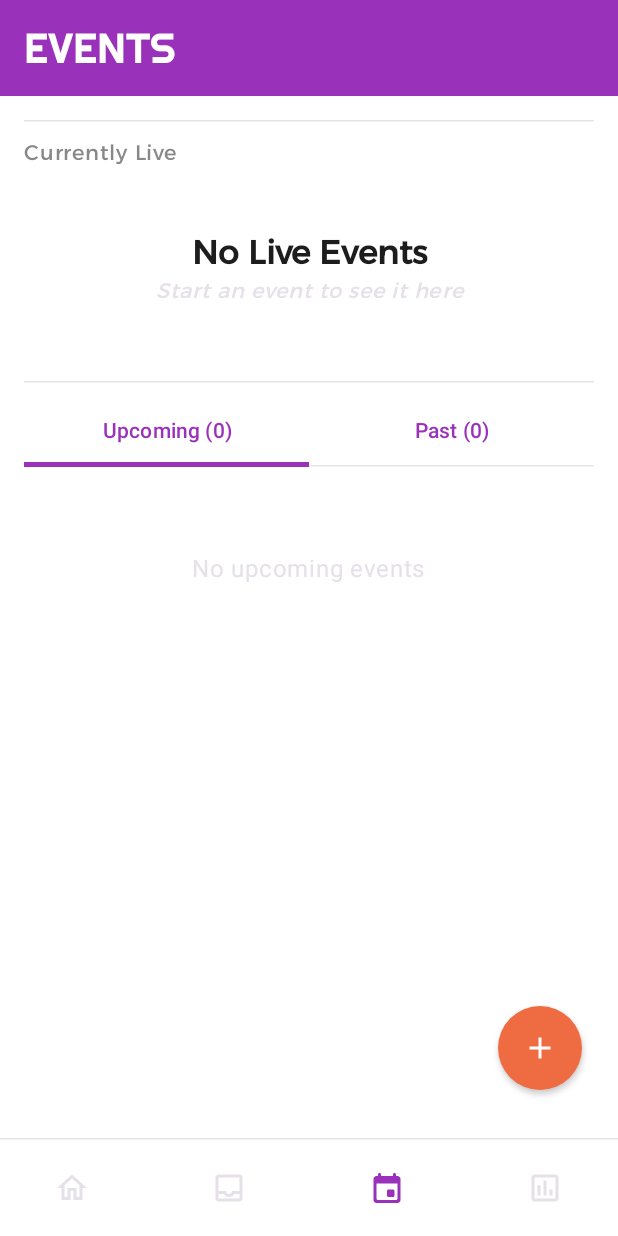
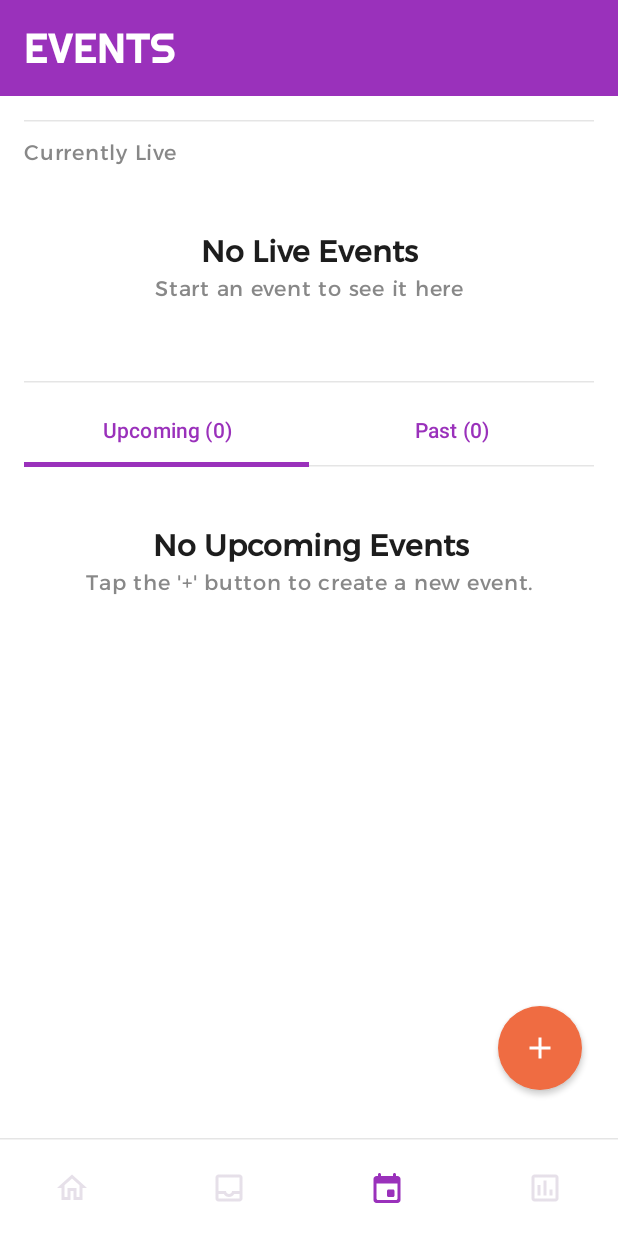
Before and after one commit to guesswhatisaac/Alleymate, an Android app built with Jetpack Compose: the EventsScreen screen opened through its navigation route, on a phone screen of 412 x 824 dp. Run offline under Robolectric (Android 15) with nearby library versions, the phone set to English and light mode, and no system bars; our stand-ins replace Room's generated code.

Commit message:
implemented base live sale screen & view model; small improvements in UI/UX across screens

```diff
--- a/app/src/main/java/com/mobdeve/s18/roman/isaacnathan/alleymate/common/components/EmptyStateMessage.kt
+++ b/app/src/main/java/com/mobdeve/s18/roman/isaacnathan/alleymate/common/components/EmptyStateMessage.kt
@@ -10,10 +10,12 @@ import androidx.compose.material3.Text
 import androidx.compose.runtime.Composable
 import androidx.compose.ui.Alignment
 import androidx.compose.ui.Modifier
+import androidx.compose.ui.graphics.Color
 import androidx.compose.ui.text.font.FontStyle
 import androidx.compose.ui.text.font.FontWeight
 import androidx.compose.ui.text.style.TextAlign
 import androidx.compose.ui.unit.dp
+import androidx.compose.ui.unit.sp
 
 @Composable
 fun EmptyStateMessage(
@@ -32,14 +34,15 @@ fun EmptyStateMessage(
             Text(
                 text = title,
                 style = MaterialTheme.typography.titleLarge,
+                fontSize = 20.sp,
                 fontWeight = FontWeight.Bold,
                 textAlign = TextAlign.Center
             )
             Text(
                 text = subtitle,
                 style = MaterialTheme.typography.bodyMedium,
-                color = MaterialTheme.colorScheme.onSurfaceVariant,
-                fontStyle = FontStyle.Italic,
+                color = Color.Gray,
+                //fontStyle = FontStyle.Italic,
                 textAlign = TextAlign.Center
             )
         }
--- a/app/src/main/java/com/mobdeve/s18/roman/isaacnathan/alleymate/data/local/AlleyMateDatabase.kt
+++ b/app/src/main/java/com/mobdeve/s18/roman/isaacnathan/alleymate/data/local/AlleyMateDatabase.kt
@@ -17,7 +17,7 @@ import com.mobdeve.s18.roman.isaacnathan.alleymate.data.model.views.EventSummary
         EventInventoryItem::class,
     ],
     views = [EventSummaryView::class],
-    version = 11,
+    version = 12,
     exportSchema = false
 )
 
--- a/app/src/main/java/com/mobdeve/s18/roman/isaacnathan/alleymate/data/repository/EventRepository.kt
+++ b/app/src/main/java/com/mobdeve/s18/roman/isaacnathan/alleymate/data/repository/EventRepository.kt
@@ -88,20 +88,15 @@ class EventRepository(
 
     fun getHydratedEvents(): Flow<List<Event>> {
 
-        // 1. Get a flow for each table we depend on.
-        val allEventsFlow = eventDao.getAllEvents() // Flow<List<Event>>
-        val allInventoryFlow = eventDao.getAllInventoryWithDetails() // Flow<List<EventInventoryWithDetails>>
-        val allExpensesFlow = eventDao.getAllExpenses() // Flow<List<EventExpense>>
-        // (You'll need to add getAllExpenses to your DAO: @Query("SELECT * FROM event_expenses"))
+        val allEventsFlow = eventDao.getAllEvents()
+        val allInventoryFlow = eventDao.getAllInventoryWithDetails()
+        val allExpensesFlow = eventDao.getAllExpenses()
 
-        // 2. Combine them. This lambda will re-run if ANY of the three flows emit a new value.
         return combine(allEventsFlow, allInventoryFlow, allExpensesFlow) { events, allInventory, allExpenses ->
 
-            // 3. Group the inventory and expenses by eventId for efficient lookup.
             val inventoryByEvent = allInventory.groupBy { it.eventInventoryItem.eventId }
             val expensesByEvent = allExpenses.groupBy { it.eventId }
 
-            // 4. Map over the base events and apply the calculated stats.
             events.map { event ->
                 val eventInventory = inventoryByEvent[event.eventId] ?: emptyList()
                 val eventExpenses = expensesByEvent[event.eventId] ?: emptyList()
--- a/app/src/main/java/com/mobdeve/s18/roman/isaacnathan/alleymate/ui/AppNavigation.kt
+++ b/app/src/main/java/com/mobdeve/s18/roman/isaacnathan/alleymate/ui/AppNavigation.kt
@@ -46,8 +46,8 @@ fun AppNavigation() {
         composable(route = AppDestinations.MAIN_TABS_ROUTE) {
             MainScreen(
                 navController = navController,
-                onNavigateToLiveSale = {
-                    navController.navigate(AppDestinations.LIVE_SALE_ROUTE)
+                onNavigateToLiveSale = { eventId ->
+                    navController.navigate("${AppDestinations.LIVE_SALE_ROUTE}/$eventId")
                 },
                 onNavigateToAllocate = {
                     navController.navigate(AppDestinations.ALLOCATE_ROUTE)
@@ -73,19 +73,31 @@ fun AppNavigation() {
                         if (navController.previousBackStackEntry != null) {
                             navController.popBackStack()
                         }
+                    },
+                    onNavigateToLiveSale = { currentEventId ->
+                        navController.navigate("${AppDestinations.LIVE_SALE_ROUTE}/$currentEventId")
                     }
                 )
             }
         }
 
         composable(
-            route = AppDestinations.LIVE_SALE_ROUTE,
+            route = "${AppDestinations.LIVE_SALE_ROUTE}/{${AppDestinations.EVENT_ID_ARG}}",
+            arguments = listOf(navArgument(AppDestinations.EVENT_ID_ARG) { type = NavType.IntType }),
             enterTransition = { slideInVertically(animationSpec = tween(animationDuration), initialOffsetY = { it }) },
             exitTransition = { fadeOut(animationSpec = tween(animationDuration)) },
             popEnterTransition = { fadeIn(animationSpec = tween(animationDuration)) },
             popExitTransition = { slideOutVertically(animationSpec = tween(animationDuration), targetOffsetY = { it }) }
-        ) {
-            LiveSaleScreen(onNavigateBack = { navController.popBackStack() })
+        ) { backStackEntry ->
+
+            val eventId = backStackEntry.arguments?.getInt(AppDestinations.EVENT_ID_ARG)
+
+            if (eventId != null) {
+                LiveSaleScreen(
+                    eventId = eventId, // Pass the ID to the screen
+                    onNavigateBack = { navController.popBackStack() }
+                )
+            }
         }
 
         composable(
--- a/app/src/main/java/com/mobdeve/s18/roman/isaacnathan/alleymate/ui/MainScreen.kt
+++ b/app/src/main/java/com/mobdeve/s18/roman/isaacnathan/alleymate/ui/MainScreen.kt
@@ -25,7 +25,7 @@ import com.mobdeve.s18.roman.isaacnathan.alleymate.ui.events.EventViewModel
 @Composable
 fun MainScreen(
     navController: NavHostController,
-    onNavigateToLiveSale: () -> Unit,
+    onNavigateToLiveSale: (eventId: Int) -> Unit,
     onNavigateToAllocate: () -> Unit
 ) {
     val tabNavController = rememberNavController()
@@ -87,6 +87,7 @@ fun MainScreen(
                     onNavigateToEventDetail = { eventId ->
                         navController.navigate("${AppDestinations.EVENT_DETAIL_ROUTE}/$eventId")
                     },
+                    onNavigateToLiveSale = onNavigateToLiveSale,
                     viewModel = eventViewModel
                 )
             }
--- a/app/src/main/java/com/mobdeve/s18/roman/isaacnathan/alleymate/ui/events/EventDetailScreen.kt
+++ b/app/src/main/java/com/mobdeve/s18/roman/isaacnathan/alleymate/ui/events/EventDetailScreen.kt
@@ -46,7 +46,8 @@ private sealed interface EventDetailModalState {
 @Composable
 fun EventDetailScreen(
     eventId: Int,
-    onNavigateBack: () -> Unit
+    onNavigateBack: () -> Unit,
+    onNavigateToLiveSale: (Int) -> Unit
 ) {
     // --- Get Dependencies and ViewModel ---
     val context = LocalContext.current
@@ -215,8 +216,7 @@ fun EventDetailScreen(
                                     event = currentEvent,
                                     onStartLiveSale = {
                                         viewModel.startLiveSale(onSuccess = {
-                                            // TODO: Navigate to the actual LiveSaleScreen, passing the eventId
-                                            println("NAVIGATE TO LIVE SALE FOR EVENT ID: ${currentEvent.eventId}")
+                                            onNavigateToLiveSale(currentEvent.eventId)
                                         })
                                     },
                                     onEndEvent = {
--- a/app/src/main/java/com/mobdeve/s18/roman/isaacnathan/alleymate/ui/events/EventViewModel.kt
+++ b/app/src/main/java/com/mobdeve/s18/roman/isaacnathan/alleymate/ui/events/EventViewModel.kt
@@ -20,7 +20,6 @@ class EventViewModel(application: Application) : AndroidViewModel(application) {
         val database = AlleyMateDatabase.getDatabase(application)
         eventRepository = EventRepository(database.eventDao(), database.catalogueDao())
 
-        // The property is now just a direct reference to the repository's Flow.
         allEventsFlow = eventRepository.getHydratedEvents()
     }
 
--- a/app/src/main/java/com/mobdeve/s18/roman/isaacnathan/alleymate/ui/events/EventsScreen.kt
+++ b/app/src/main/java/com/mobdeve/s18/roman/isaacnathan/alleymate/ui/events/EventsScreen.kt
@@ -16,7 +16,6 @@ import com.mobdeve.s18.roman.isaacnathan.alleymate.ui.events.components.AddEvent
 import com.mobdeve.s18.roman.isaacnathan.alleymate.ui.events.components.EventListItem
 import com.mobdeve.s18.roman.isaacnathan.alleymate.ui.events.components.EditEventModal
 import com.mobdeve.s18.roman.isaacnathan.alleymate.ui.events.components.LiveEventCard
-import androidx.lifecycle.viewmodel.compose.viewModel
 import com.mobdeve.s18.roman.isaacnathan.alleymate.common.components.EmptyStateMessage
 
 private sealed interface EventModalState {
@@ -33,8 +32,9 @@ private enum class EventTab(val title: String) {
 @Composable
 fun EventsScreen(
     onNavigateToEventDetail: (Int) -> Unit,
-    viewModel: EventViewModel
-) {
+    viewModel: EventViewModel,
+    onNavigateToLiveSale: (eventId: Int) -> Unit
+    ) {
     var modalState by remember { mutableStateOf<EventModalState>(EventModalState.None) }
     var selectedTab by remember { mutableStateOf(EventTab.UPCOMING) }
 
@@ -100,10 +100,11 @@ fun EventsScreen(
                 Spacer(modifier = Modifier.height(8.dp))
 
                 if (liveEvents.isNotEmpty()) {
-                    // Show the first live event prominently
                     LiveEventCard(
                         event = liveEvents.first(),
-                        onEventClick = { onNavigateToEventDetail(liveEvents.first().eventId) },
+                        onEventClick = { eventId ->
+                            onNavigateToLiveSale(eventId)
+                        },
                         //onEditClick = { modalState = EventModalState.EditEvent(liveEvents.first()) }
                     )
                 } else {
@@ -120,7 +121,6 @@ fun EventsScreen(
             }
 
             // Tabs Section
-            Column {
                 TabRow(
                     selectedTabIndex = selectedTab.ordinal,
                     modifier = Modifier.padding(horizontal = 16.dp, vertical = 8.dp)
@@ -159,7 +159,7 @@ fun EventsScreen(
                         )
                     }
                 }
-            }
+
         }
     }
 }
@@ -178,25 +178,10 @@ private fun EventList(
     ) {
         if (events.isEmpty()) {
             item {
-                Card(
-                    modifier = Modifier.fillMaxWidth(),
-                    colors = CardDefaults.cardColors(
-                        containerColor = MaterialTheme.colorScheme.surfaceVariant
-                    )
-                ) {
-                    Box(
-                        modifier = Modifier
-                            .fillMaxWidth()
-                            .padding(32.dp),
-                        contentAlignment = androidx.compose.ui.Alignment.Center
-                    ) {
-                        Text(
-                            text = if (isPastEvents) "No past events" else "No upcoming events",
-                            style = MaterialTheme.typography.bodyLarge,
-                            color = MaterialTheme.colorScheme.onSurfaceVariant
-                        )
-                    }
-                }
+                // MODIFICATION: Use EmptyStateMessage
+                val title = if (isPastEvents) "No Past Events" else "No Upcoming Events"
+                val subtitle = if (isPastEvents) "Completed events will appear here." else "Tap the '+' button to create a new event."
+                EmptyStateMessage(title = title, subtitle = subtitle)
             }
         } else {
             items(items = events, key = { it.eventId }) { event ->
--- a/app/src/main/java/com/mobdeve/s18/roman/isaacnathan/alleymate/ui/events/components/LiveEventCard.kt
+++ b/app/src/main/java/com/mobdeve/s18/roman/isaacnathan/alleymate/ui/events/components/LiveEventCard.kt
@@ -18,13 +18,13 @@ private val AlleyMainOrange = Color(0xFFEE7036)
 @Composable
 fun LiveEventCard(
     event: Event,
-    onEventClick: () -> Unit,
+    onEventClick: (eventId: Int) -> Unit,
     modifier: Modifier = Modifier
 ) {
     Card(
         modifier = modifier
             .fillMaxWidth()
-            .clickable { onEventClick() },
+            .clickable { onEventClick(event.eventId) },
         shape = MaterialTheme.shapes.medium,
         border = BorderStroke(1.dp, MaterialTheme.colorScheme.outlineVariant),
         elevation = CardDefaults.cardElevation(defaultElevation = 0.dp),
--- a/app/src/main/java/com/mobdeve/s18/roman/isaacnathan/alleymate/ui/home/HomeScreen.kt
+++ b/app/src/main/java/com/mobdeve/s18/roman/isaacnathan/alleymate/ui/home/HomeScreen.kt
@@ -9,7 +9,6 @@ import androidx.compose.ui.Modifier
 import androidx.compose.ui.unit.dp
 import com.mobdeve.s18.roman.isaacnathan.alleymate.common.components.HomeTopBar
 import com.mobdeve.s18.roman.isaacnathan.alleymate.common.components.SectionHeader
-import com.mobdeve.s18.roman.isaacnathan.alleymate.data.model.Event
 import com.mobdeve.s18.roman.isaacnathan.alleymate.ui.home.components.CurrentLiveSaleCard
 import com.mobdeve.s18.roman.isaacnathan.alleymate.ui.home.components.OverviewGrid
 import com.mobdeve.s18.roman.isaacnathan.alleymate.ui.home.components.UpcomingEventsSection
@@ -19,13 +18,18 @@ import androidx.compose.material3.MaterialTheme
 import androidx.compose.material3.Text
 import androidx.compose.ui.graphics.Color
 import androidx.lifecycle.viewmodel.compose.viewModel
+import androidx.compose.runtime.*
 
 @Composable
 fun HomeScreen(
     onNavigateToEvents: () -> Unit,
-    onNavigateToLiveSale: () -> Unit,
+    onNavigateToLiveSale: (eventId: Int) -> Unit,
     viewModel: HomeViewModel = viewModel()
 ) {
+
+    val upcomingEvents by viewModel.upcomingEvents.collectAsState()
+    val liveEvent by viewModel.liveEvent.collectAsState()
+
     Scaffold(
         topBar = {
             HomeTopBar(title = "Alleymate")
@@ -41,7 +45,7 @@ fun HomeScreen(
             // ─── UPCOMING EVENTS SECTION ───────────────────────
             item {
                 UpcomingEventsSection(
-                    events = getSampleEvents(),
+                    events = upcomingEvents,
                     onViewAllClick = onNavigateToEvents
                 )
             }
@@ -55,7 +59,15 @@ fun HomeScreen(
                         isSubtle = true
                     )
                     Spacer(modifier = Modifier.height(8.dp))
-                    CurrentLiveSaleCard(onContinueClick = onNavigateToLiveSale)
+                    if (liveEvent != null) {
+                        CurrentLiveSaleCard(
+                            onContinueClick = {
+                                onNavigateToLiveSale(liveEvent!!.eventId)
+                            }
+                        )
+                    } else {
+                        Text("No live sale currently active.", modifier = Modifier.padding(16.dp))
+                    }
                 }
             }
 
@@ -112,46 +124,3 @@ fun HomeScreen(
         }
     }
 }
-
-// ─────────────────────────────────────────────────────────────
-// Sample event data for preview/testing
-// ─────────────────────────────────────────────────────────────
-private fun getSampleEvents(): List<Event> {
-    return listOf(
-        Event(
-            eventId = 1,
-            title = "KOMIKET ‘25",
-            location = "SMX Convention Center",
-            startDate = 1750876800000, // Oct 25, 2025
-            endDate = 1751049600000    // Oct 27, 2025
-        ),
-        Event(
-            eventId = 2,
-            title = "Sticker Con '25",
-            location = "White Space Manila",
-            startDate = 1752604800000, // Nov 16, 2025
-            endDate = 1752604800000    // Nov 16, 2025 (same day)
-        ),
-        Event(
-            eventId = 3,
-            title = "UP Fair ‘25: Cosmos",
-            location = "UP Diliman Sunken Garden",
-            startDate = 1749936000000, // Oct 20, 2025
-            endDate = 1749946800000    // Oct 20, 2025
-        ),
-        Event(
-            eventId = 4,
-            title = "Indie Arts Fest",
-            location = "Circuit Makati",
-            startDate = 1751654400000, // Nov 3, 2025
-            endDate = 1751740800000    // Nov 4, 2025
-        ),
-        Event(
-            eventId = 5,
-            title = "AlleyMate Launch Party",
-            location = "DLSU Henry Sy Grounds",
-            startDate = 1749244800000, // Oct 13, 2025
-            endDate = 1749252000000    // Oct 13, 2025
-        )
-    )
-}
--- a/app/src/main/java/com/mobdeve/s18/roman/isaacnathan/alleymate/ui/home/HomeViewModel.kt
+++ b/app/src/main/java/com/mobdeve/s18/roman/isaacnathan/alleymate/ui/home/HomeViewModel.kt
@@ -6,10 +6,48 @@ import androidx.lifecycle.viewModelScope
 import com.mobdeve.s18.roman.isaacnathan.alleymate.data.local.AlleyMateDatabase
 import com.mobdeve.s18.roman.isaacnathan.alleymate.data.repository.CatalogueRepository
 import kotlinx.coroutines.launch
+import com.mobdeve.s18.roman.isaacnathan.alleymate.data.model.Event
+import com.mobdeve.s18.roman.isaacnathan.alleymate.data.model.EventStatus
+import com.mobdeve.s18.roman.isaacnathan.alleymate.data.repository.EventRepository
+import kotlinx.coroutines.flow.Flow
+import kotlinx.coroutines.flow.SharingStarted
+import kotlinx.coroutines.flow.StateFlow
+import kotlinx.coroutines.flow.map
+import kotlinx.coroutines.flow.stateIn
 
 class HomeViewModel(application: Application) : AndroidViewModel(application) {
 
     private val catalogueRepository: CatalogueRepository
+    private val eventRepository: EventRepository
+
+    val liveEvent: StateFlow<Event?>
+    val upcomingEvents: StateFlow<List<Event>>
+
+    init {
+        val database = AlleyMateDatabase.getDatabase(application)
+        eventRepository = EventRepository(database.eventDao(), database.catalogueDao())
+        val allHydratedEventsFlow = eventRepository.getHydratedEvents()
+
+        liveEvent = allHydratedEventsFlow
+            .map { allEvents ->
+                allEvents.firstOrNull { it.status == EventStatus.LIVE }
+            }
+            .stateIn(
+                scope = viewModelScope,
+                started = SharingStarted.WhileSubscribed(5000L),
+                initialValue = null
+            )
+
+
+        upcomingEvents = allHydratedEventsFlow
+            .map { allEvents ->
+                allEvents.filter { it.status == EventStatus.UPCOMING }
+            }
+            .stateIn(
+                scope = viewModelScope,
+                started = SharingStarted.WhileSubscribed(5000L),
+                initialValue = emptyList() // Start with an empty list
+            )    }
 
     init {
         val database = AlleyMateDatabase.getDatabase(application)
```
Also changed, not shown: app/src/main/java/com/mobdeve/s18/roman/isaacnathan/alleymate/ui/allocate/AllocateScreen.kt (+10 -0 lines), app/src/main/java/com/mobdeve/s18/roman/isaacnathan/alleymate/ui/catalogue/CatalogueScreen.kt (+28 -32 lines), app/src/main/java/com/mobdeve/s18/roman/isaacnathan/alleymate/ui/events/components/DeleteEventModal.kt (+5 -4 lines), app/src/main/java/com/mobdeve/s18/roman/isaacnathan/alleymate/ui/home/components/UpcomingEventsSection.kt (+29 -0 lines), app/src/main/java/com/mobdeve/s18/roman/isaacnathan/alleymate/ui/live_sale/LiveSaleScreen.kt (+83 -91 lines), app/src/main/java/com/mobdeve/s18/roman/isaacnathan/alleymate/ui/live_sale/LiveSaleViewModel.kt (added, +98 -0 lines).
